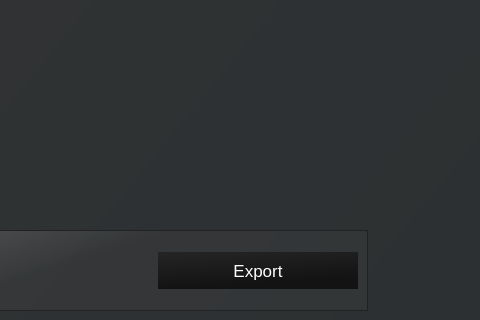
This is router/devices.ui in hunterjreid/HomeScan as Qt 5 draws it before an edit; both pictures show x 444 to 924 and y 821 to 1141 of the 924 by 1141 pixel window. The edited form follows.
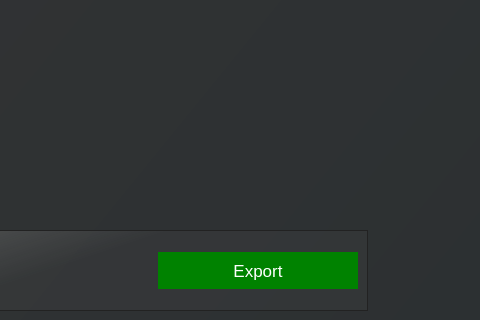
This is the edited form. Icons and pictures are not drawn.

Diff of the .ui file:
```diff
--- a/router/devices.ui
+++ b/router/devices.ui
@@ -551,7 +551,7 @@
                      </size>
                     </property>
                     <property name="styleSheet">
-                     <string notr="true">background-color:qlineargradient(spread:pad, x1:0, y1:0, x2:0.306, y2:0.909091, stop:0 rgba(37, 37, 37, 255), stop:1 rgba(19, 19, 19, 255));
+                     <string notr="true">background-color:rgb(0, 130, 0);
 color:rgb(255, 255, 255);
 font-size:17px;
 border:none;</string>
```
